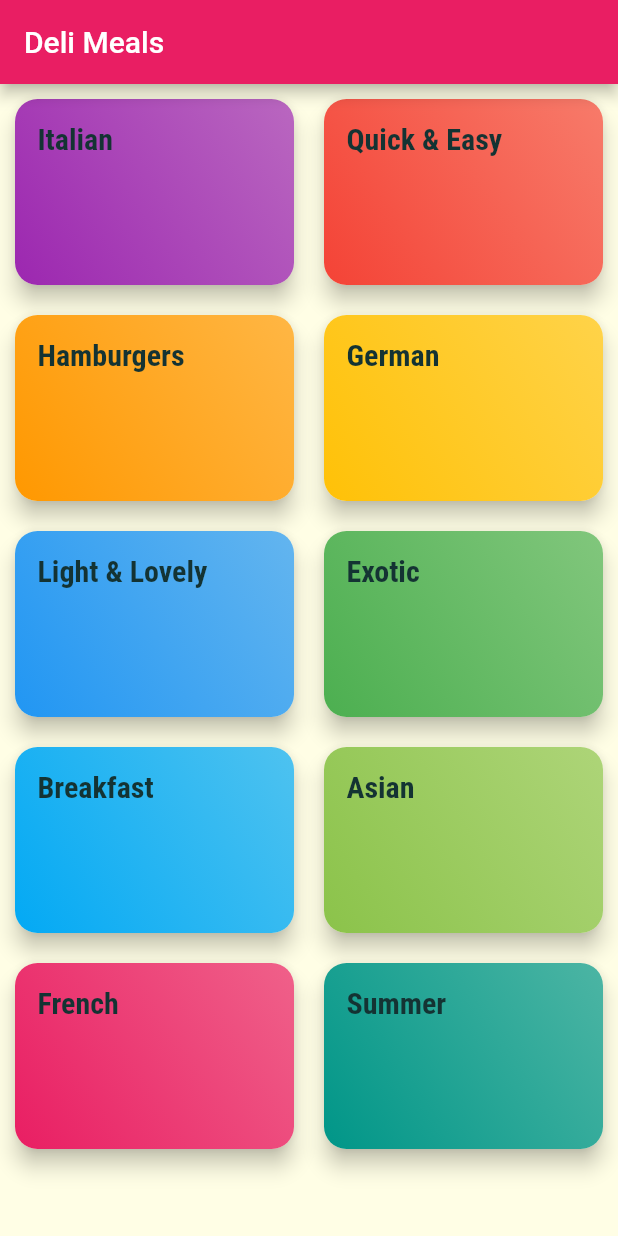
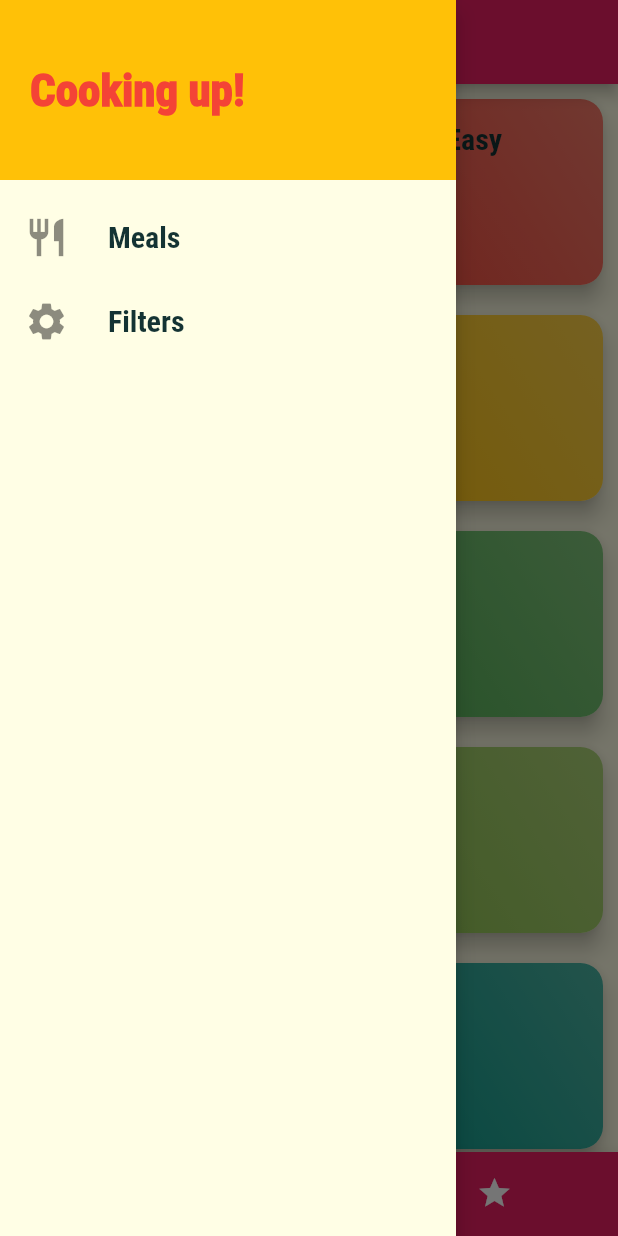
Before and after one commit to milad-seify/deliMeals, a Flutter app: the screen it shows after launch, with the side drawer open (before the commit the screen has no drawer), on a phone screen of 412 x 824 dp. Run offline on Flutter 3.47's test engine with Material 2 defaults, Android fonts, the phone set to English and light mode, and no system bars; Roboto replaces fonts that are missing (Raleway).

Commit message:
drawe added

```diff
--- a/lib/main.dart
+++ b/lib/main.dart
@@ -4,6 +4,8 @@ import './screens/main_screen.dart';
 import './screens/category_meals_screen.dart';
 import '../screens/meal_detail_screen.dart';
 import './screens/categories_screen.dart';
+import './screens/tabbar_screen.dart';
+import './screens/bottom_tapbar_screen.dart';
 
 void main() => runApp(const MyApp());
 
@@ -20,6 +22,8 @@ class MyApp extends StatelessWidget {
       theme: ThemeData(
         primaryColor: Colors.red.withOpacity(0.7),
         primarySwatch: Colors.pink,
+        bottomNavigationBarTheme:
+            const BottomNavigationBarThemeData(backgroundColor: Colors.pink),
         canvasColor: const Color.fromRGBO(255, 254, 229, 1),
         fontFamily: 'Raleway',
         textTheme: ThemeData.light().textTheme.copyWith(
@@ -44,6 +48,8 @@ class MyApp extends StatelessWidget {
         MyHomePage.id: (context) => const MyHomePage(),
         CategoryMealsScreen.id: (context) => const CategoryMealsScreen(),
         MealDetailScreen.id: (context) => const MealDetailScreen(),
+//TabBarScreen.id: (context) => const TabBarScreen(),
+        //      BottomTabBarScreen.id: (context) => const BottomTabBarScreen(),
       },
       onGenerateRoute: ((settings) =>
           MaterialPageRoute(builder: (context) => const CategoriesScreen())),
--- /dev/null
+++ b/lib/screens/favorites_screen.dart
@@ -0,0 +1,15 @@
+import 'package:flutter/material.dart';
+
+class FavoritesScreen extends StatelessWidget {
+  const FavoritesScreen({super.key});
+
+  @override
+  Widget build(BuildContext context) {
+    return Container(
+      child: const Text(
+        'test',
+        textAlign: TextAlign.center,
+      ),
+    );
+  }
+}
--- a/lib/screens/main_screen.dart
+++ b/lib/screens/main_screen.dart
@@ -3,32 +3,74 @@ import 'dart:io';
 import 'package:flutter/cupertino.dart';
 import 'package:flutter/material.dart';
 
+import '../widgets/main_drawer.dart';
 import 'categories_screen.dart';
+import 'favorites_screen.dart';
 
 class MyHomePage extends StatefulWidget {
+  static const String id = '/';
+
   const MyHomePage({super.key});
-  static const String id = '/';
+
   @override
   State<MyHomePage> createState() => _MyHomePageState();
 }
 
 class _MyHomePageState extends State<MyHomePage> {
+  int _selectedPageIndex = 0;
+  final List<Map<String, dynamic>> _pages = [
+    {'page': const CategoriesScreen(), 'title': 'Categories'},
+    {'page': const FavoritesScreen(), 'title': 'Your Favorite'},
+  ];
+
+  void _selectPage(int index) {
+    setState(() {
+      _selectedPageIndex = index;
+    });
+  }
+
   @override
   Widget build(BuildContext context) {
     final appBar = Platform.isIOS
-        ? const CupertinoNavigationBar(
-            middle: Text('Deli Meals'),
+        ? CupertinoNavigationBar(
+            middle: Text(_pages[_selectedPageIndex]['title'],
+                style: const TextStyle(fontFamily: 'Ralway')),
           )
-        : AppBar(title: const Text('Deli Meals'));
-
+        : AppBar(
+            title: Text(
+            _pages[_selectedPageIndex]['title'],
+            style: const TextStyle(fontFamily: 'Ralway'),
+          ));
     return Platform.isIOS
         ? CupertinoPageScaffold(
             navigationBar: appBar as ObstructingPreferredSizeWidget,
-            child: const CategoriesScreen(),
+            child: _pages[_selectedPageIndex]['page'],
           )
         : Scaffold(
             appBar: appBar as PreferredSizeWidget,
-            body: const CategoriesScreen(),
+            body: _pages[_selectedPageIndex]['page'],
+            drawer: SafeArea(child: MainDrawer()),
+            bottomNavigationBar: BottomNavigationBar(
+              onTap: _selectPage,
+              currentIndex: _selectedPageIndex,
+              selectedItemColor: Colors.amber,
+              unselectedItemColor: Colors.white,
+              type: BottomNavigationBarType.shifting,
+              items: [
+                BottomNavigationBarItem(
+                    backgroundColor: Theme.of(context)
+                        .bottomNavigationBarTheme
+                        .backgroundColor,
+                    icon: const Icon(Icons.category),
+                    label: 'Categories'),
+                BottomNavigationBarItem(
+                    backgroundColor: Theme.of(context)
+                        .bottomNavigationBarTheme
+                        .backgroundColor,
+                    icon: const Icon(Icons.star),
+                    label: 'Favorites')
+              ],
+            ),
           );
   }
 }
--- /dev/null
+++ b/lib/widgets/main_drawer.dart
@@ -0,0 +1,47 @@
+import 'package:flutter/material.dart';
+
+class MainDrawer extends StatelessWidget {
+  const MainDrawer({super.key});
+
+  Widget buildIcon(String title, IconData icon) {
+    return ListTile(
+      leading: Icon(icon, size: 30),
+      title: Text(title,
+          style: const TextStyle(
+            fontFamily: 'RobotoCondensed',
+            fontWeight: FontWeight.w600,
+            fontSize: 20,
+          )),
+    );
+  }
+
+  @override
+  Widget build(BuildContext context) {
+    return Drawer(
+      elevation: 6.0,
+      //shape: ShapeBorder.lerp(a, b, t),
+      child: Column(
+        children: <Widget>[
+          Container(
+            height: 120,
+            width: double.infinity,
+            color: Colors.amber,
+            alignment: Alignment.centerLeft,
+            padding: const EdgeInsets.all(20),
+            margin: const EdgeInsets.only(bottom: 10),
+            child: const Text(
+              'Cooking up!',
+              style: TextStyle(
+                  fontFamily: 'RobotoCondensed',
+                  fontWeight: FontWeight.w900,
+                  fontSize: 30,
+                  color: Colors.red),
+            ),
+          ),
+          buildIcon('Meals', Icons.restaurant),
+          buildIcon('Filters', Icons.settings),
+        ],
+      ),
+    );
+  }
+}
```
Also changed, not shown: lib/screens/bottom_tapbar_screen.dart (added, +60 -0 lines), lib/screens/tabbar_screen.dart (added, +40 -0 lines), assets/images/23-09-2016-R4.png (added), assets/images/Chicken-Tikka-Masala-I.jpg (added), assets/images/Classic-hamburger.jpg (added), assets/images/Pancake.jpg (added), assets/images/Smoked-salmon.jpg (added), assets/images/Spaghetti.jpg (added), assets/images/Wiener-Schnitzel.jpg (added), assets/images/asparagus-salad-.jpg (added), assets/images/molten-chocolate.jpeg (added), assets/images/toast-hawai.webp (added).
